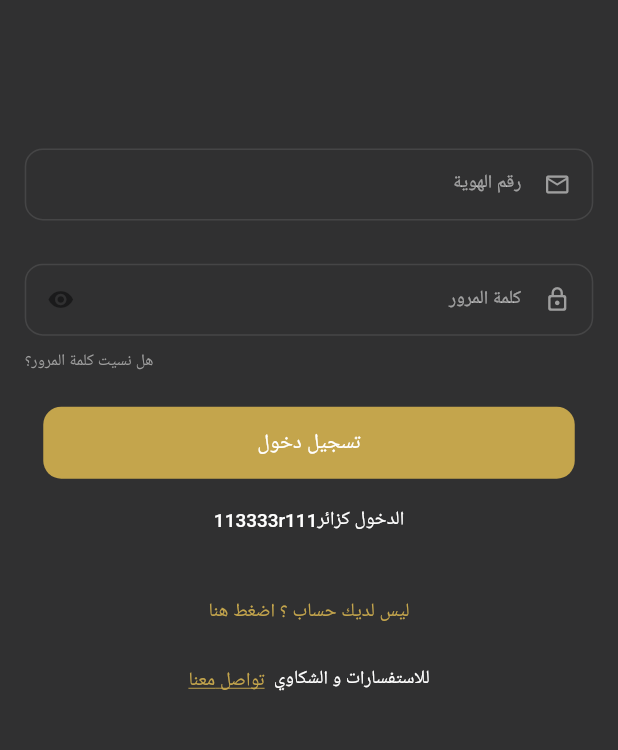
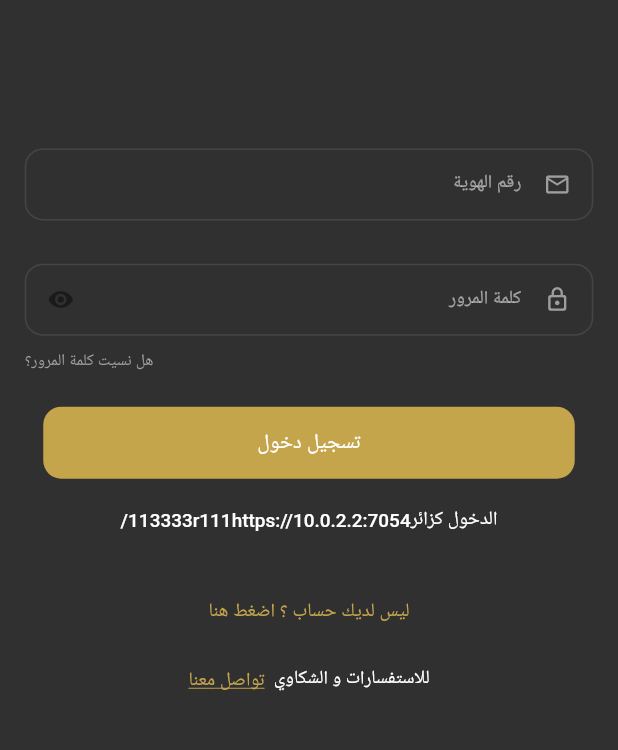
Before and after one commit to KhalidEl-MariAa/astqrar, a Flutter app: the screen it shows after launch, on a phone screen of 412 x 824 dp, the part 414-1164 px from its top. Run offline on Flutter 3.47's test engine with Material 2 defaults, Android fonts, the phone set to English and light mode, and no system bars; our stand-ins replace bloc, carousel_slider, conditional_builder_null_safety, dio, firebase_core, firebase_messaging and 11 more; missing offline and left inert: flutter_inappwebview, signalr_netcore, whatsapp_unilink; accounts and stored records are empty; network calls fail; Roboto replaces fonts that are missing (Almarai).

```diff
--- a/lib/layout/cubit/states.dart
+++ b/lib/layout/cubit/states.dart
@@ -4,10 +4,7 @@ class AppInitialState extends AppStates{}
 
 class GetSpecificationsLoadingState extends AppStates{}
 
-class GetSpecificationsSuccessState extends AppStates{
-
-
-}
+class GetSpecificationsSuccessState extends AppStates{ }
 
 class GetSpecificationsErrorState extends AppStates{
   final String error;
--- a/lib/modules/login/login.dart
+++ b/lib/modules/login/login.dart
@@ -18,6 +18,7 @@ import 'package:sizer/sizer.dart';
 
 import '../../layout/layout.dart';
 import '../../shared/contants/contants.dart';
+import '../../shared/network/remote.dart';
 
 class LoginScreen extends StatefulWidget {
   const LoginScreen({Key? key}) : super(key: key);
@@ -26,7 +27,8 @@ class LoginScreen extends StatefulWidget {
   _LoginScreenState createState() => _LoginScreenState();
 }
 
-class _LoginScreenState extends State<LoginScreen> {
+class _LoginScreenState extends State<LoginScreen>
+{
   // const LoginScreen({Key? key}) : super(key: key);
   var passwordController = TextEditingController();
   var phoneController = TextEditingController();
@@ -42,6 +44,7 @@ class _LoginScreenState extends State<LoginScreen> {
       print("Device Token" + "  " + value.toString());
     });
   }
+
   @override
   Widget build(BuildContext context) {
     return Directionality(
@@ -49,16 +52,19 @@ class _LoginScreenState extends State<LoginScreen> {
       child: BlocProvider(
         create: (BuildContext context) => ShopLoginCubit(),
         child: BlocConsumer<ShopLoginCubit, ShopLoginStates>(
-          listener: (context, state) {
+          listener: (context, state)
+          {
             if (state is ShopLoginSuccessState) {
 
               if(state.loginModel.key==0){
                 showToast(msg: state.loginModel.msg!, state: ToastStates.ERROR);
               }
-              if (state.loginModel.key==1) {
+              if (state.loginModel.key==1)
+              {
                 if(state.loginModel.data!.status!){
                   showToast(
-                    msg: "تم تسجيل الدخول بنجاح", state: ToastStates.SUCCESS);
+                    msg: "تم تسجيل الدخول بنجاح",
+                    state: ToastStates.SUCCESS);
                   if(typeOfUser==1) Navigator.pushAndRemoveUntil(context, MaterialPageRoute(builder: (context)=>HomeScreen()), (route) => false);
                   if(typeOfUser==2) Navigator.pushAndRemoveUntil(context, MaterialPageRoute(builder: (context)=>LayoutLinkPerson()), (route) => false);
                   NotificationCubit.get(context).getNotifications();
@@ -158,7 +164,7 @@ class _LoginScreenState extends State<LoginScreen> {
                           child: Container(
                             margin:  EdgeInsets.symmetric(vertical: 2.2.h),
                             child: Text(
-                              "الدخول كزائر113333r111",
+                              "الدخول كزائر113333r111" + DioHelper.baseUrl,
                               style: TextStyle(
                                   color: white,
                                   fontSize: 9.2.sp,
@@ -171,9 +177,7 @@ class _LoginScreenState extends State<LoginScreen> {
                       SizedBox( height: 3.2.h, ),
                       InkWell(
                         onTap: () {
-                          navigateTo(context: context, widget: UserRegister(
-                            delegateId: null,
-                          ));
+                          navigateTo(context: context, widget: UserRegister() );
                         },
                         child: Center(
                           child: Text("ليس لديك حساب ؟ اضغط هنا",
--- a/lib/shared/components/components.dart
+++ b/lib/shared/components/components.dart
@@ -7,12 +7,12 @@ import 'package:sizer/sizer.dart';
 Widget defaultTextFormField({
   required context,
   String? labelText,
-  required TextEditingController controller,
+  TextEditingController? controller,
   required TextInputType type,
   Color? container,
   Color?labelTextcolor,
-  String? Function(String? val)? onsubmit,
-  String? Function(String val)? onchange,
+  void Function(String? val)? onsubmit,
+  void Function(String val)? onchange,
   bool isPassword = false,
   bool isLocation = false,
   Function? onEdition,
@@ -29,7 +29,8 @@ Widget defaultTextFormField({
   Color borderColor=Colors.white,
   // Function? ontap,
   // bool ?autofocus,
-}) {
+})
+{
   return TextFormField(
     style: TextStyle(color: styleText),
     controller: controller,
@@ -82,9 +83,7 @@ Widget defaultTextFormField({
       focusColor: backGround,
       iconColor: grey,
 
-      prefixIcon: (prefixIcon==null && prefixImage==null)?
-        null
-        :
+      prefixIcon: (prefixIcon==null && prefixImage==null)? null :
         isImagePrefix?
           Padding(
               padding:  EdgeInsetsDirectional.only(end: 3.w),
--- a/lib/shared/network/end_points.dart
+++ b/lib/shared/network/end_points.dart
@@ -1,3 +1,4 @@
+
 const LOGIN="api/v1/login";
 
 const REGISTERDELEGATE="api/v1/RegisterDeleget";
--- a/lib/shared/network/remote.dart
+++ b/lib/shared/network/remote.dart
@@ -1,42 +1,40 @@
+import 'dart:io';
+
+import 'package:dio/adapter.dart';
 import 'package:dio/dio.dart';
 
 class DioHelper {
   static late Dio dio;
+  static String baseUrl = "https://10.0.2.2:7054/";
 
   static init() {
     //TODO: fix it to the reals server.
     print('Dio init() -----------------------------------------');
     dio = Dio(BaseOptions(
       // baseUrl: "http://127.0.0.1:5000/",
-      // baseUrl: "https://estqrar-001-site1.ctempurl.com/",
-      // baseUrl: "https://8d8d-143-167-215-135.ngrok-free.app/",
-      // baseUrl: "https://10.0.2.2:5001/",
-      // baseUrl: "http://10.0.2.3:5000/",
-      // baseUrl: "http://143.167.215.135:5000/",
-      baseUrl: "https://cd7e-143-167-214-108.ngrok-free.app/", //by ngrok
+      baseUrl: "https://10.0.2.2:7054/", //Tested OK
 
       receiveDataWhenStatusError: true,
     ));
   }
 
   static Future<Response> getData({
-    required String url,
-    String? token,
-  }) async {
+    required String url, String? token, }) async
+  {
+
     dio.options.headers = {
-      'token': token ?? '',
+      'token': token?? '',
     };
+
     return await dio.get(url);
   }
 
   static Future<Response> getDataWithBearerToken({
-    required String url,
-    String? token,
-  }) async {
+    required String url, String? token, }) async
+  {
     dio.options.headers = {
       'token': token ?? '',
       'Authorization': "Bearer " + token.toString(),
-      //  'Connection':'keep-alive',
     };
     return await dio.get(url);
   }
@@ -60,30 +58,18 @@ class DioHelper {
   }*/
 
   static Future<Response> postData({
-      // String?token,
-      // String ?image,
-      // Map<String, dynamic>? query,
-      required String url,
-      required var data
-      }) async
+      required String url, required var data }) async
   {
-
     dio.options.headers = {
-      // 'token':token??'',
-      // 'Accept':"application/json",
-      // 'Content-Type':'multipart/form-data',
-      // 'Content-Length':0,
       'Connection': 'keep-alive',
       "Content-Type": "application/json",
     };
+    // print(dio1.options.baseUrl + url);
+
 
     //TODO: remove prints
     print('-44444444444444444-3-3');
-    print(dio.options.baseUrl + url);
-    print(data);
     var res = await dio.post(url, data: data);
-    // print(res);
-    // return await dio.post(url, data: data);
     return res;
   } //end postData
 
```
Also changed, not shown: lib/main.dart (+5 -5 lines), lib/models/get_specifications_model.dart (+7 -4 lines), lib/modules/more/more_screen.dart (+72 -97 lines), lib/modules/register_user/cubit.dart (+27 -18 lines), lib/modules/user_profile_screen/cubit/cubit.dart (+48 -67 lines), lib/shared/components/user/register/radiobuttonregister.dart (+8 -1 lines). Lines whose indentation alone changed are shown as unchanged.
